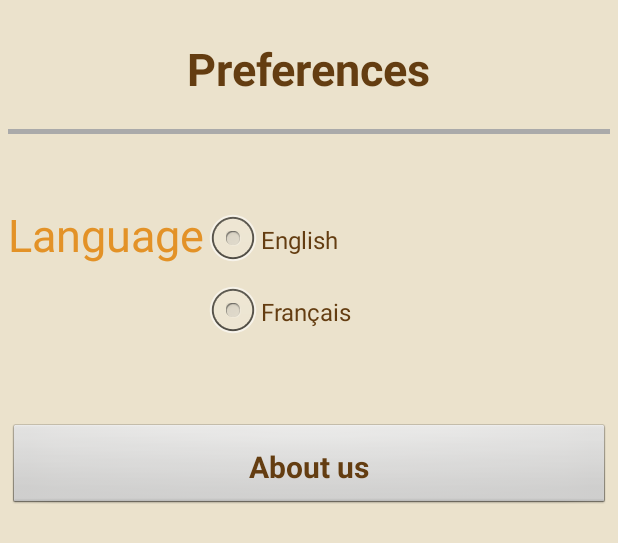
After one commit to Donaschmi/UCLove, an Android app: the layout activity_preferences.xml on its own in the app's theme, with its tools: preview values and no code run, on a phone screen of 412 x 824 dp. The commit adds this screen. Shown: the top 543 px of the screen. Run offline under Robolectric (Android 15) with nearby library versions, the phone set to English and light mode, and no system bars.

Commit message:
layout preferences

```diff
--- a/app/src/main/res/layout/activity_menu.xml
+++ b/app/src/main/res/layout/activity_menu.xml
@@ -30,7 +30,7 @@
             android:layout_height="wrap_content"
             android:id="@+id/menu_profile"
             android:layout_below="@+id/title_menu"
-            android:layout_marginTop="5dp">
+            android:layout_marginTop="20dp">
             <ImageView
                 android:layout_width="wrap_content"
                 android:layout_height="wrap_content"
--- /dev/null
+++ b/app/src/main/res/layout/activity_preferences.xml
@@ -0,0 +1,96 @@
+<?xml version="1.0" encoding="utf-8"?>
+<ScrollView xmlns:android="http://schemas.android.com/apk/res/android"
+    android:layout_width="match_parent"
+    android:layout_height="match_parent"
+    android:fillViewport="false"
+    android:padding="5dp">
+
+
+    <RelativeLayout
+        android:layout_width="match_parent"
+        android:layout_height="match_parent"
+        android:orientation="vertical">
+
+        <RelativeLayout
+            android:id="@+id/title_preferences"
+            android:layout_width="match_parent"
+            android:layout_height="wrap_content"
+            android:paddingBottom="30px"
+            android:paddingTop="30px">
+
+
+            <TextView
+                android:id="@+id/textView_title_preferences"
+                style="@style/Titre"
+                android:layout_width="wrap_content"
+                android:layout_height="wrap_content"
+                android:layout_centerHorizontal="true"
+                android:text="@string/texte_preferences" />
+        </RelativeLayout>
+
+        <RelativeLayout
+            android:id="@+id/pref_language"
+            android:layout_width="match_parent"
+            android:layout_height="wrap_content"
+            android:layout_below="@id/title_preferences"
+            android:layout_marginBottom="50dp"
+            android:layout_marginTop="50dp">
+
+            <TextView
+                android:id="@+id/textView_language"
+                style="@style/GrosTexte"
+                android:layout_width="wrap_content"
+                android:layout_height="wrap_content"
+                android:layout_marginRight="0dp"
+                android:text="@string/texte_language" />
+
+            <RadioGroup
+                android:layout_width="wrap_content"
+                android:layout_height="match_parent"
+                android:layout_toRightOf="@+id/textView_language">
+
+                <RadioButton
+                    android:textColor="@color/darkAmbre"
+                    android:id="@+id/radio_english"
+                    android:layout_width="wrap_content"
+                    android:layout_height="match_parent"
+                    android:onClick="onRadioButtonClicked"
+                    android:text="@string/language_english"
+                     />
+                <RadioButton
+                    android:textColor="@color/darkAmbre"
+                    android:id="@+id/radio_french"
+                    android:layout_width="wrap_content"
+                    android:layout_height="match_parent"
+                    android:onClick="onRadioButtonClicked"
+                    android:text="@string/language_french"
+                    />
+            </RadioGroup>
+
+        </RelativeLayout>
+
+        <RelativeLayout
+            android:id="@+id/pref_about"
+            android:layout_width="match_parent"
+            android:layout_height="wrap_content"
+            android:layout_below="@id/pref_language"
+            android:layout_marginBottom="50dp">
+
+            <Button
+                style="@style/GrosBouton"
+                android:layout_width="match_parent"
+                android:layout_height="wrap_content"
+                android:text="@string/texte_about" />
+
+        </RelativeLayout>
+
+
+        <View
+            android:layout_width="match_parent"
+            android:layout_height="3dp"
+            android:layout_below="@+id/title_preferences"
+            android:background="@android:color/darker_gray" />
+
+    </RelativeLayout>
+
+</ScrollView>
--- a/app/src/main/res/values/strings.xml
+++ b/app/src/main/res/values/strings.xml
@@ -37,4 +37,18 @@
     <string name="texte_chat">Chat</string>
     <string name="texte_meet">Meet</string>
 
+    <!-- Textes Preferences -->
+
+    <string name="texte_language">Language</string>
+    <string name="texte_about">About us</string>
+    <string name="language_english">English</string>
+    <string name="language_french">Français</string>
+
+    <string name="about_us">UCLove is a project made by six students from the University of Louvain-la_Neuve.</string>
+
+    <string-array name="language_array">
+        <item>English</item>
+        <item>Français</item>
+    </string-array>
+
 </resources>
--- a/app/src/main/res/values/styles.xml
+++ b/app/src/main/res/values/styles.xml
@@ -17,6 +17,13 @@
         <item name="android:layout_width">wrap_content</item>
         <item name="android:layout_height">wrap_content</item>
         <item name="android:textSize">@dimen/texteSize</item>
+        <item name="android:gravity">left</item>
+        <item name="android:textColor">@color/ambre</item>
+    </style>
+    <style name="GrosTexte">
+        <item name="android:layout_width">wrap_content</item>
+        <item name="android:layout_height">wrap_content</item>
+        <item name="android:textSize">@dimen/titreSize</item>
         <item name="android:gravity">left</item>
         <item name="android:textColor">@color/ambre</item>
     </style>
```
